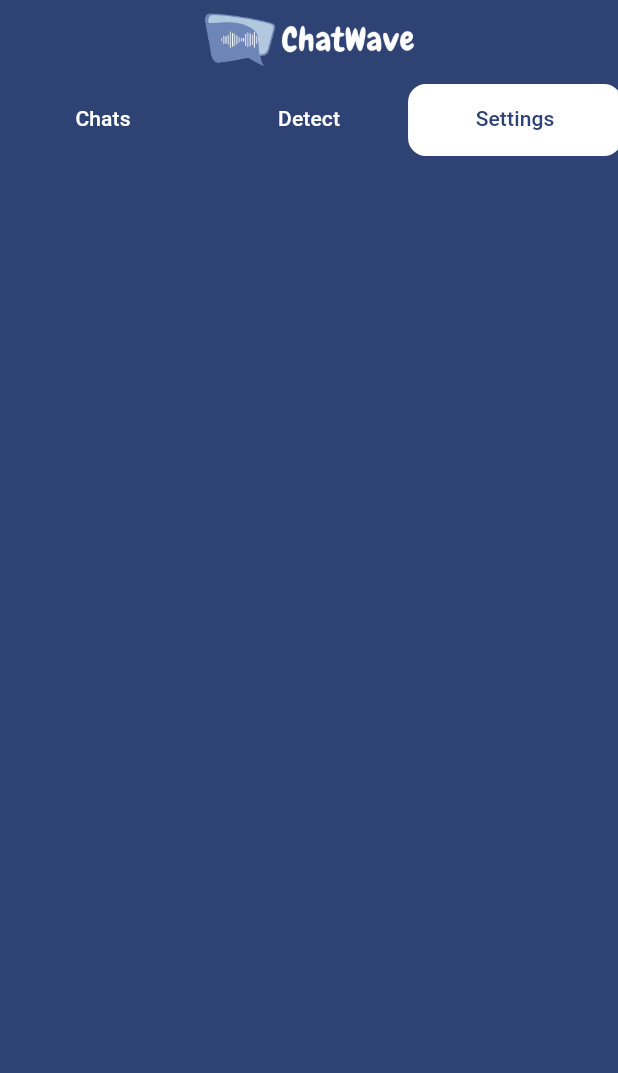
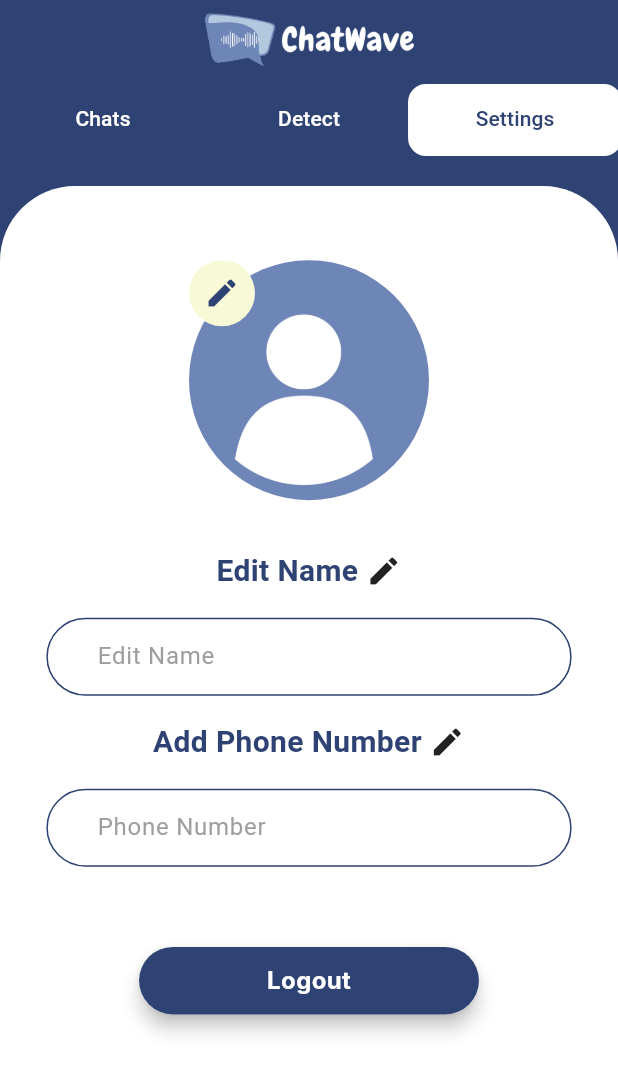
Before and after one commit to ibrahimMedhat-1/chatwave, a Flutter app: the HomePage screen opened directly, tab 3 chosen, on a phone screen of 412 x 824 dp. Shown: the top 1073 px of the screen. Run offline on Flutter 3.47's test engine with Material 3 defaults, Android fonts, the phone set to English and light mode, and no system bars; Roboto replaces fonts that are missing (Inter).

Commit message:
add setting

```diff
--- a/lib/home/home_page.dart
+++ b/lib/home/home_page.dart
@@ -1,6 +1,7 @@
 import 'package:chatwave/home/widgets/find_widget.dart';
 import 'package:flutter/material.dart';
 
+import '../auth/widgets/custom_textfield.dart';
 import '../chat/view/chat_page.dart';
 import '../onboarding/view/onboarding_view.dart';
 
@@ -43,8 +44,7 @@ class HomePage extends StatelessWidget {
         ),
         body: TabBarView(
           children: [
-            Expanded(
-              child: Padding(
+            Padding(
               padding: const EdgeInsets.only(top: 20),
               child: Container(
                 decoration: const BoxDecoration(
@@ -90,9 +90,7 @@ class HomePage extends StatelessWidget {
                 ),
               ),
             ),
-            ),
-            Expanded(
-              child: Padding(
+            Padding(
               padding: const EdgeInsets.only(top: 20.0),
               child: Container(
                 decoration: const BoxDecoration(
@@ -135,9 +133,86 @@ class HomePage extends StatelessWidget {
                 ),
               ),
             ),
+            Padding(
+              padding: const EdgeInsets.only(top: 20.0),
+              child: Container(
+                decoration: const BoxDecoration(
+                    color: Colors.white,
+                    borderRadius: BorderRadius.only(
+                        topLeft: Radius.circular(50),
+                        topRight: Radius.circular(50)
+                    )
                 ),
-            Container(
+                child: Column(
+                  children: [
+                    SizedBox(height: MediaQuery.of(context).size.height*0.06,),
+                    const Stack(
+                      children: [
+                        CircleAvatar(
+                          radius: 80,
+                          backgroundColor: Color(0xFF6E85B7),
+                          backgroundImage: AssetImage(
+                              "assets/images/profile.png"
+                          ),
+                        ),
+                        CircleAvatar(
+                          radius: 22,
+                          backgroundColor: Color(0xFFF8F9D7),
+                          child: Center(
+                            child: Icon(
+                              Icons.edit,color: Color(0XFF2E4374),
+                            ),
+                          ),
+                        ),
 
+
+                      ],
+                    ),
+                    SizedBox(height: MediaQuery.of(context).size.height*0.04,),
+                    const Row(
+                      mainAxisAlignment: MainAxisAlignment.center,
+                      children: [
+                        Text("Edit Name",style: TextStyle(color:Color(0XFF2E4374),fontSize: 20,fontWeight: FontWeight.bold ),),
+                        SizedBox(width: 5,),
+                        Icon(Icons.edit)
+                      ],
+                    ),
+                    SizedBox(height: MediaQuery.of(context).size.height*0.02,),
+                    const CutomTextField(
+                      hintText: "Edit Name",
+                    ),
+                    SizedBox(height: MediaQuery.of(context).size.height*0.02,),
+                    const Row(
+                      mainAxisAlignment: MainAxisAlignment.center,
+                      children: [
+                        Text("Add Phone Number",style: TextStyle(color:Color(0XFF2E4374),fontSize: 20,fontWeight: FontWeight.bold ),),
+                        SizedBox(width: 5,),
+                        Icon(Icons.edit)
+                      ],
+                    ),
+                    SizedBox(height: MediaQuery.of(context).size.height*0.02,),
+                    const CutomTextField(
+                      hintText: "Phone Number",
+                    ),
+                    SizedBox(height: MediaQuery.of(context).size.height*0.06,),
+                    PrimaryButton(
+                      onTap: (){},
+                      bgColor: const Color(0XFF2E4374),
+                      text: "Logout",
+                      textColor: Colors.white,
+                      height: 45,
+                      width: MediaQuery.of(context).size.width*0.55,
+
+                      borderRadius: 30,
+                      fontSize: 16,
+                    ) ,
+
+
+
+
+                  ],
+                ),
+              ),
             ),
           ],
         ),
```
Lines whose indentation alone changed are shown as unchanged.
